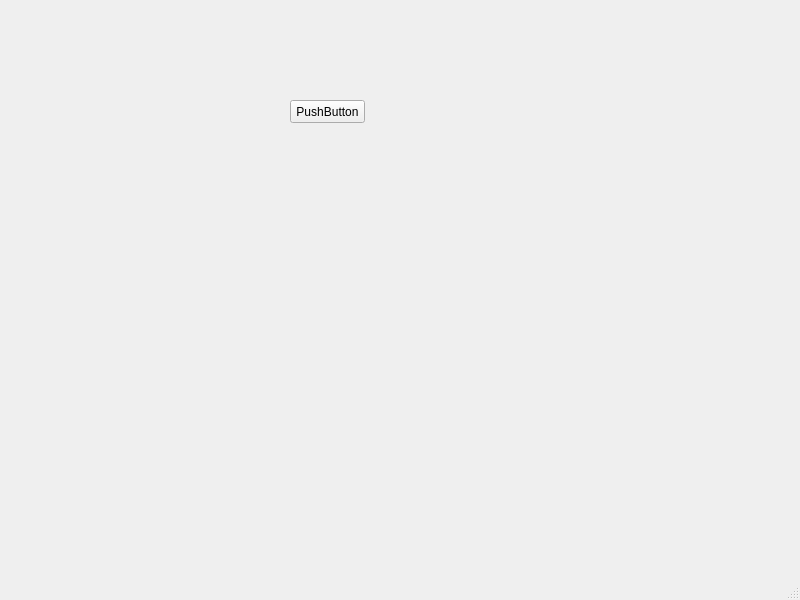
The window that libmodbus_study/mainwindow.ui (chonglongshan/qt_study) describes before a commit, drawn with Qt 5.
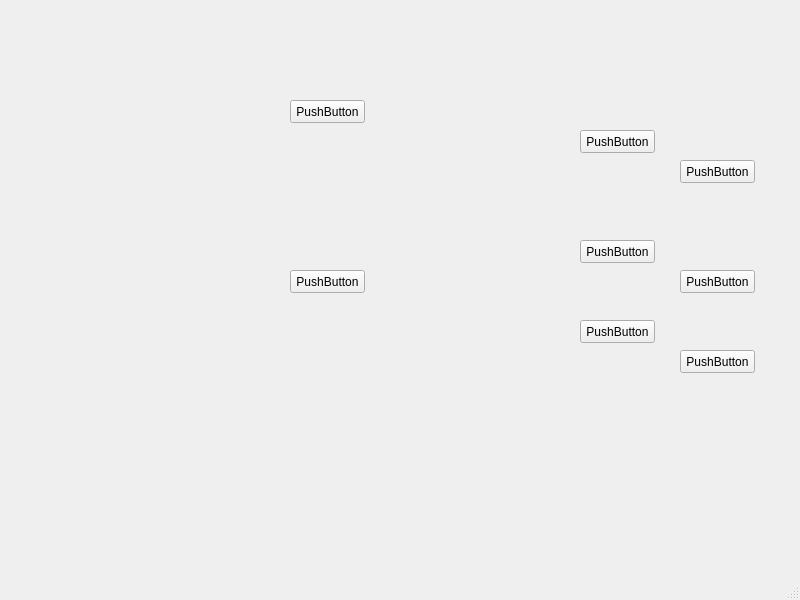
The same window after the commit.

Commit message: 集成简单的使用 libmodbus 控制开关、等亮。

Patch:
```diff
--- a/libmodbus_study/mainwindow.ui
+++ b/libmodbus_study/mainwindow.ui
@@ -27,6 +27,97 @@
      <string>PushButton</string>
     </property>
    </widget>
+   <widget class="QPushButton" name="pushButton_2">
+    <property name="geometry">
+     <rect>
+      <x>290</x>
+      <y>270</y>
+      <width>75</width>
+      <height>23</height>
+     </rect>
+    </property>
+    <property name="text">
+     <string>PushButton</string>
+    </property>
+   </widget>
+   <widget class="QPushButton" name="pushButton_3">
+    <property name="geometry">
+     <rect>
+      <x>580</x>
+      <y>130</y>
+      <width>75</width>
+      <height>23</height>
+     </rect>
+    </property>
+    <property name="text">
+     <string>PushButton</string>
+    </property>
+   </widget>
+   <widget class="QPushButton" name="pushButton_4">
+    <property name="geometry">
+     <rect>
+      <x>580</x>
+      <y>240</y>
+      <width>75</width>
+      <height>23</height>
+     </rect>
+    </property>
+    <property name="text">
+     <string>PushButton</string>
+    </property>
+   </widget>
+   <widget class="QPushButton" name="pushButton_5">
+    <property name="geometry">
+     <rect>
+      <x>580</x>
+      <y>320</y>
+      <width>75</width>
+      <height>23</height>
+     </rect>
+    </property>
+    <property name="text">
+     <string>PushButton</string>
+    </property>
+   </widget>
+   <widget class="QPushButton" name="pushButton_6">
+    <property name="geometry">
+     <rect>
+      <x>680</x>
+      <y>350</y>
+      <width>75</width>
+      <height>23</height>
+     </rect>
+    </property>
+    <property name="text">
+     <string>PushButton</string>
+    </property>
+   </widget>
+   <widget class="QPushButton" name="pushButton_7">
+    <property name="geometry">
+     <rect>
+      <x>680</x>
+      <y>270</y>
+      <width>75</width>
+      <height>23</height>
+     </rect>
+    </property>
+    <property name="text">
+     <string>PushButton</string>
+    </property>
+   </widget>
+   <widget class="QPushButton" name="pushButton_8">
+    <property name="geometry">
+     <rect>
+      <x>680</x>
+      <y>160</y>
+      <width>75</width>
+      <height>23</height>
+     </rect>
+    </property>
+    <property name="text">
+     <string>PushButton</string>
+    </property>
+   </widget>
   </widget>
   <widget class="QMenuBar" name="menubar">
    <property name="geometry">
```
The commit also changes 2 other files.
